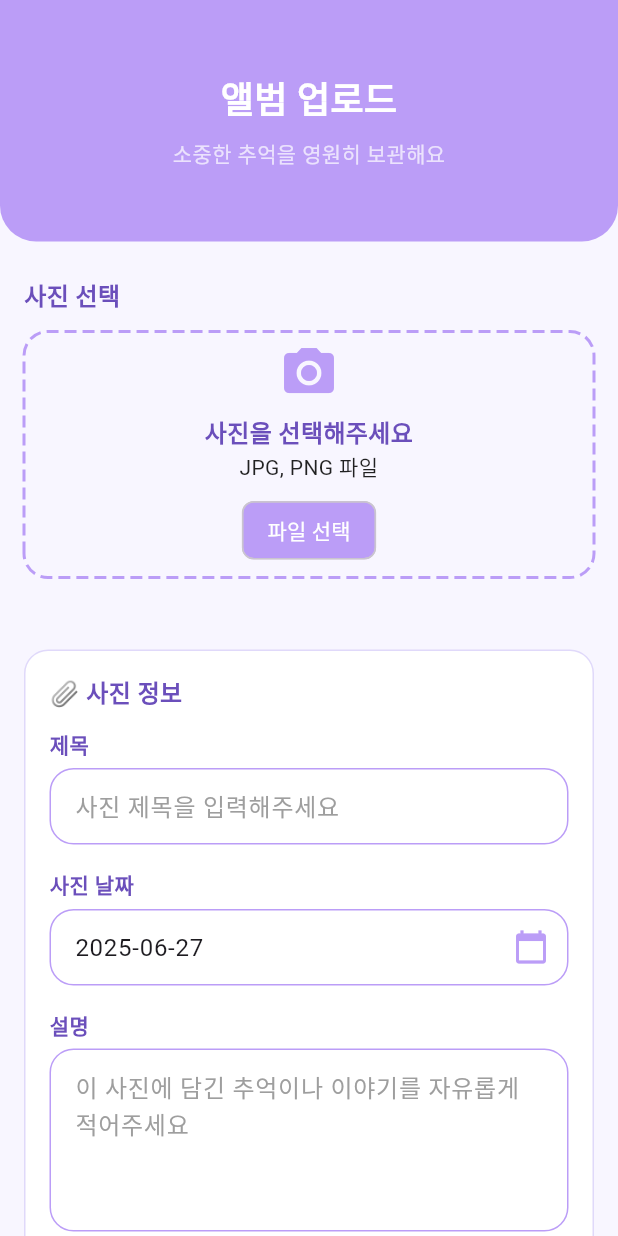
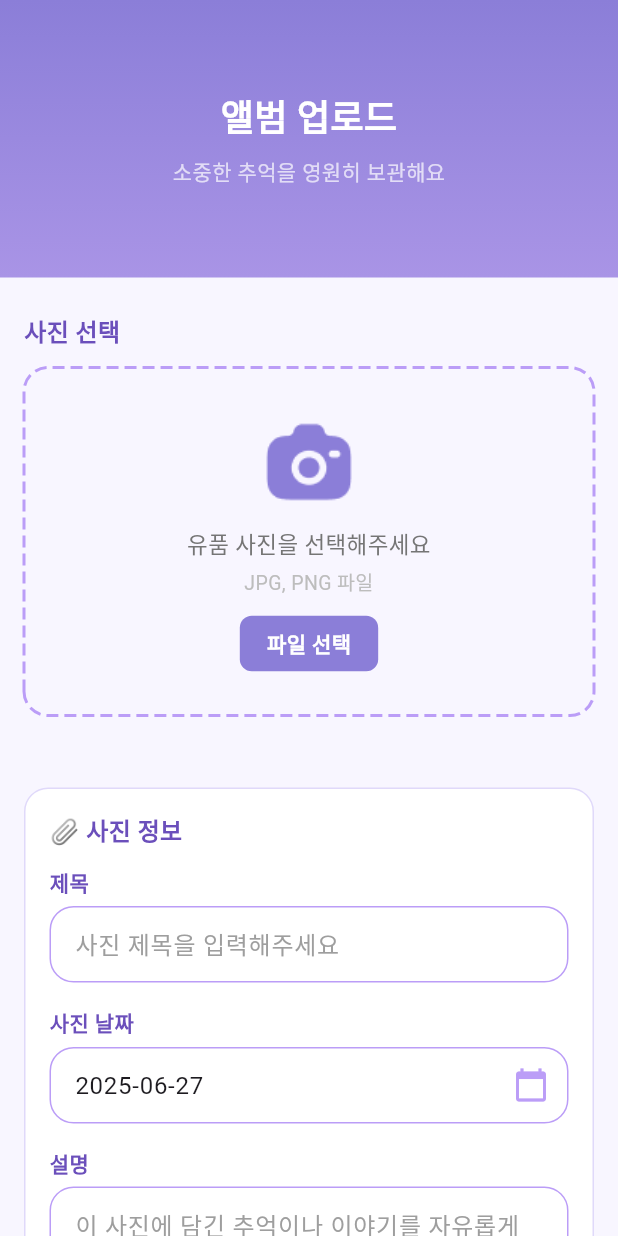
Before and after one commit to Neverland0710/neverland-flutter, a Flutter app: the PhotoUploadPage screen opened directly, on a phone screen of 412 x 824 dp. Run offline on Flutter 3.47's test engine with Material 3 defaults, Android fonts, the phone set to English and light mode, and no system bars; drawn by our look-alikes of dotted_border; our stand-ins replace firebase_auth, firebase_core, flutter_secure_storage, flutter_svg, google_sign_in, image_picker and 2 more; accounts and stored records are empty; project files that could hold a hidden picture were left out.

Commit message:
design: ui 수정

```diff
--- a/lib/screen/photo_upload_page.dart
+++ b/lib/screen/photo_upload_page.dart
@@ -59,11 +59,18 @@ class _PhotoUploadPageState extends State<PhotoUploadPage> {
             // ✅ 상단 고정 영역
             Container(
               width: double.infinity,
-              padding: const EdgeInsets.symmetric(vertical: 48),
+              padding: const EdgeInsets.symmetric(vertical: 60),
               decoration: const BoxDecoration(
-                color: Color(0xFFBB9DF7),
-                borderRadius: BorderRadius.vertical(bottom: Radius.circular(24)),
+                gradient: LinearGradient(
+                  begin: Alignment.topCenter,
+                  end: Alignment.bottomCenter,
+                  colors: [
+                    Color(0xFF8B7ED8), // 위쪽 색
+                    Color(0xFFA994E6), // 아래쪽 색
+                  ],
+                ),
               ),
+
               child: Column(
                 children: const [
                   Text(
@@ -106,33 +113,46 @@ class _PhotoUploadPageState extends State<PhotoUploadPage> {
             dashPattern: [8, 4],
             strokeWidth: 2,
             child: Container(
-              height: 160,
+              height: 228,
               width: double.infinity,
               alignment: Alignment.center,
               child: Column(
+                mainAxisSize: MainAxisSize.min,
                 mainAxisAlignment: MainAxisAlignment.center,
-                children: const [
-                  Icon(Icons.camera_alt, size: 40, color: Color(0xFFBB9DF7)),
-                  SizedBox(height: 8),
-                  Text.rich(
-                    TextSpan(
-                      children: [
-                        TextSpan(
-                          text: '사진을 선택해주세요\n',
-                          style: TextStyle(fontSize: 16, color: Color(0xFF6B4FBB), fontWeight: FontWeight.w700),
-                        ),
-                        TextSpan(
-                          text: 'JPG, PNG 파일',
-                          style: TextStyle(color: Colors.black87),
-                        ),
-                      ],
-                    ),
+                children: [
+                  Image.asset(
+                    'asset/image/solar_camera-bold.png',
+                    width: 67,
+                    height: 67,
+                    color: const Color(0xFF8B7ED8),
+                  ),
+                  const SizedBox(height: 10),
+                  Text(
+                    '유품 사진을 선택해주세요',
+                    style: TextStyle(fontSize: 15, color: Colors.grey[600], fontWeight: FontWeight.w500),
                     textAlign: TextAlign.center,
                   ),
-                  SizedBox(height: 8),
-                  Chip(
-                    label: Text('파일 선택', style: TextStyle(color: Colors.white)),
-                    backgroundColor: Color(0xFFBB9DF7),
+                  const SizedBox(height: 4),
+                  Text(
+                    'JPG, PNG 파일',
+                    style: TextStyle(fontSize: 13, color: Colors.grey[400]),
+                    textAlign: TextAlign.center,
+                  ),
+                  const SizedBox(height: 12),
+                  Container(
+                    padding: const EdgeInsets.symmetric(horizontal: 18, vertical: 8),
+                    decoration: BoxDecoration(
+                      color: const Color(0xFF8B7ED8),
+                      borderRadius: BorderRadius.circular(8),
+                    ),
+                    child: const Text(
+                      '파일 선택',
+                      style: TextStyle(
+                        color: Colors.white,
+                        fontSize: 14,
+                        fontWeight: FontWeight.w600,
+                      ),
+                    ),
                   ),
                 ],
               ),
```
